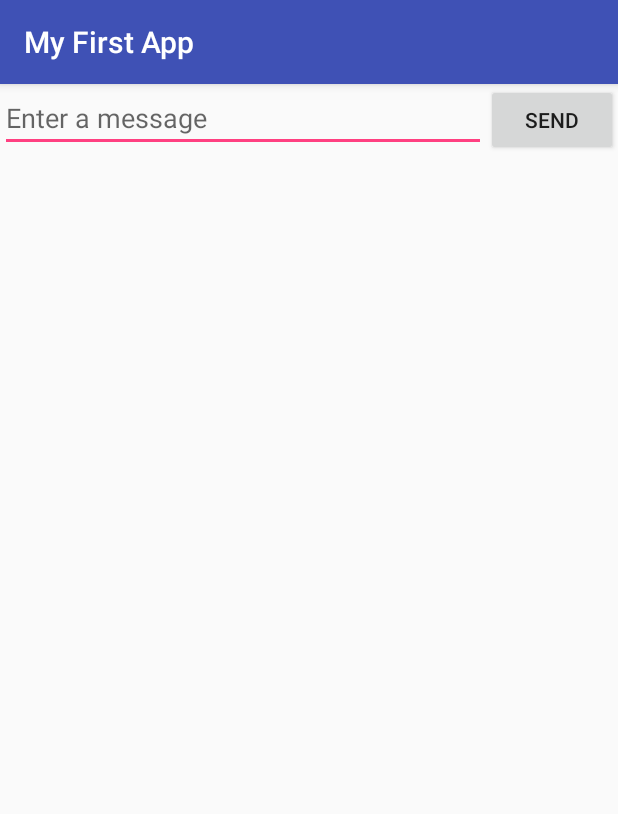
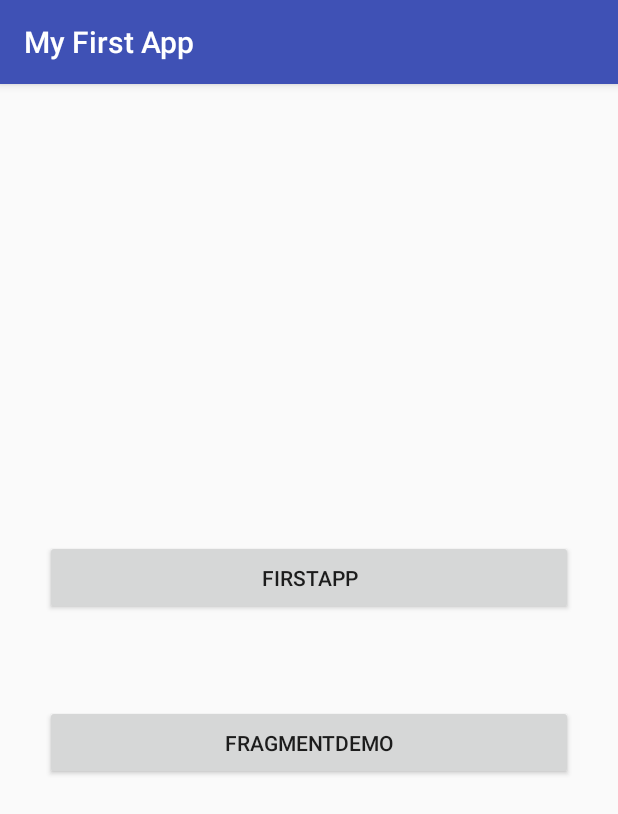
Before and after one commit to Zhai-Wang/Practices, an Android app: the screen it shows after launch (MainActivity), on a phone screen of 412 x 824 dp. Shown: the top 814 px of the screen. Run offline under Robolectric (Android 15) with nearby library versions, the phone set to English and light mode, and no system bars.

Commit message:
FragmentDemo

```diff
--- a/myfirstapp/src/main/java/com/shmj/mouzhai/myfirstapp/MainActivity.java
+++ b/myfirstapp/src/main/java/com/shmj/mouzhai/myfirstapp/MainActivity.java
@@ -1,97 +1,46 @@
 package com.shmj.mouzhai.myfirstapp;
 
 import android.content.Intent;
-import android.os.Build;
 import android.os.Bundle;
+import android.support.annotation.Nullable;
 import android.support.v7.app.AppCompatActivity;
 import android.view.View;
-import android.widget.EditText;
+import android.widget.Button;
 
-public class MainActivity extends AppCompatActivity {
+import com.shmj.mouzhai.myfirstapp.firstapp.MyFirstActivity;
+import com.shmj.mouzhai.myfirstapp.fragment.FragmentActivity;
 
-    public final static String EXTRA_MESSAGE = "com.shmj.mouzhai.myfirstapp.MESSAGE";
+public class MainActivity extends AppCompatActivity implements View.OnClickListener {
+
+    Button btnFirstApp, btnFragment;
+    Intent intent;
 
     @Override
-    protected void onCreate(Bundle savedInstanceState) {
+    protected void onCreate(@Nullable Bundle savedInstanceState) {
         super.onCreate(savedInstanceState);
         setContentView(R.layout.activity_main);
-        setUpActionBar();
+        initView();
+    }
 
-        //noinspection StatementWithEmptyBody
-        if (savedInstanceState != null){
-            //获取存储的值
-        }else {
-            //设置默认值
-        }
+    private void initView() {
+        btnFirstApp = (Button) findViewById(R.id.btn_first_app);
+        btnFragment = (Button) findViewById(R.id.btn_fragment);
+
+        btnFirstApp.setOnClickListener(this);
+        btnFragment.setOnClickListener(this);
     }
 
     @Override
-    protected void onSaveInstanceState(Bundle outState) {
-        super.onSaveInstanceState(outState);
-        //Activity 销毁时存储信息
-    }
-
-    @Override
-    protected void onRestoreInstanceState(Bundle savedInstanceState) {
-        super.onRestoreInstanceState(savedInstanceState);
-        //如果 Bundle 对象存在，继续往下执行
-    }
-
-    @Override
-    protected void onStart() {
-        super.onStart();
-    }
-
-    @Override
-    protected void onResume() {
-        super.onResume();
-    }
-
-    @Override
-    protected void onPause() {
-        super.onPause();
-    }
-
-    @Override
-    protected void onStop() {
-        super.onStop();
-    }
-
-    @Override
-    protected void onRestart() {
-        super.onRestart();
-    }
-
-    @Override
-    protected void onDestroy() {
-        super.onDestroy();
-        //确保所有资源得到释放，停止一切活动
-        android.os.Debug.stopMethodTracing();
-    }
-
-    /**
-     * send 按钮的点击事件
-     * 发送 Intent
-     *
-     * @param view 可操作的 View 对象
-     */
-    public void sendMessage(View view) {
-        Intent intent = new Intent(this, DisplayMessageActivity.class);
-        EditText editText = (EditText) findViewById(R.id.edit_message);
-        String message = editText.getText().toString();
-        intent.putExtra(EXTRA_MESSAGE, message);
-        startActivity(intent);
-    }
-
-    /**
-     * 判断当前版本是否支持控件
-     */
-    private void setUpActionBar() {
-        if (Build.VERSION.SDK_INT >= Build.VERSION_CODES.HONEYCOMB) {
-            android.app.ActionBar actionBar = getActionBar();
-            if (actionBar != null) {
-                actionBar.setDisplayHomeAsUpEnabled(false);
-            }
+    public void onClick(View v) {
+        switch (v.getId()){
+            case R.id.btn_first_app:
+                intent = new Intent(MainActivity.this, MyFirstActivity.class);
+                startActivity(intent);
+                break;
+            case R.id.btn_fragment:
+                intent = new Intent(MainActivity.this, FragmentActivity.class);
+                startActivity(intent);
+                break;
         }
     }
 }
--- a/myfirstapp/src/main/res/layout/activity_display_message.xml
+++ b/myfirstapp/src/main/res/layout/activity_display_message.xml
@@ -8,6 +8,6 @@
     android:paddingLeft="@dimen/activity_horizontal_margin"
     android:paddingRight="@dimen/activity_horizontal_margin"
     android:paddingTop="@dimen/activity_vertical_margin"
-    tools:context="com.shmj.mouzhai.myfirstapp.DisplayMessageActivity">
+    tools:context="com.shmj.mouzhai.myfirstapp.firstapp.DisplayMessageActivity">
 
 </RelativeLayout>
--- a/myfirstapp/src/main/res/layout/activity_main.xml
+++ b/myfirstapp/src/main/res/layout/activity_main.xml
@@ -2,18 +2,22 @@
 <LinearLayout xmlns:android="http://schemas.android.com/apk/res/android"
     android:layout_width="match_parent"
     android:layout_height="match_parent"
-    android:orientation="horizontal">
-
-    <EditText
-        android:id="@+id/edit_message"
-        android:layout_width="0dp"
-        android:layout_height="wrap_content"
-        android:layout_weight="1"
-        android:hint="@string/edit_message" />
+    android:gravity="center"
+    android:orientation="vertical">
 
     <Button
-        android:layout_width="wrap_content"
-        android:layout_height="wrap_content"
-        android:onClick="sendMessage"
-        android:text="@string/button_send" />
+        android:id="@+id/btn_first_app"
+        android:layout_width="match_parent"
+        android:layout_height="50dp"
+        android:layout_margin="30dp"
+        android:gravity="center"
+        android:text="@string/firstapp" />
+
+    <Button
+        android:id="@+id/btn_fragment"
+        android:layout_width="match_parent"
+        android:layout_height="50dp"
+        android:layout_margin="30dp"
+        android:gravity="center"
+        android:text="@string/fragmentdemo" />
 </LinearLayout>
--- /dev/null
+++ b/myfirstapp/src/main/res/layout/news_articles.xml
@@ -0,0 +1,5 @@
+<?xml version="1.0" encoding="utf-8"?>
+<FrameLayout xmlns:android="http://schemas.android.com/apk/res/android"
+    android:id="@+id/fragment_container"
+    android:layout_width="match_parent"
+    android:layout_height="match_parent" />
--- a/myfirstapp/src/main/res/values/strings.xml
+++ b/myfirstapp/src/main/res/values/strings.xml
@@ -4,4 +4,6 @@
     <string name="button_send">Send</string>
     <string name="action_settings">Settings</string>
     <string name="title_activity_main">MainActivity</string>
+    <string name="firstapp">FirstApp</string>
+    <string name="fragmentdemo">FragmentDemo</string>
 </resources>
```
Also changed, not shown: myfirstapp/src/main/AndroidManifest.xml (+6 -2 lines), myfirstapp/src/main/java/com/shmj/mouzhai/myfirstapp/firstapp/DisplayMessageActivity.java (renamed from myfirstapp/src/main/java/com/shmj/mouzhai/myfirstapp/DisplayMessageActivity.java, +5 -2 lines), myfirstapp/src/main/java/com/shmj/mouzhai/myfirstapp/firstapp/MyFirstActivity.java (added, +100 -0 lines), myfirstapp/src/main/java/com/shmj/mouzhai/myfirstapp/fragment/ArticleFragment.java (added, +50 -0 lines), myfirstapp/src/main/java/com/shmj/mouzhai/myfirstapp/fragment/FragmentActivity.java (added, +55 -0 lines), myfirstapp/src/main/java/com/shmj/mouzhai/myfirstapp/fragment/HeadlinesFragment.java (added, +59 -0 lines), myfirstapp/src/main/java/com/shmj/mouzhai/myfirstapp/fragment/MyArticles.java (added, +20 -0 lines), myfirstapp/src/main/res/layout-large/news_articles.xml (added, +22 -0 lines), myfirstapp/src/main/res/layout/activity_my_first.xml (added, +19 -0 lines), myfirstapp/src/main/res/layout/article_fragment.xml (added, +7 -0 lines).
